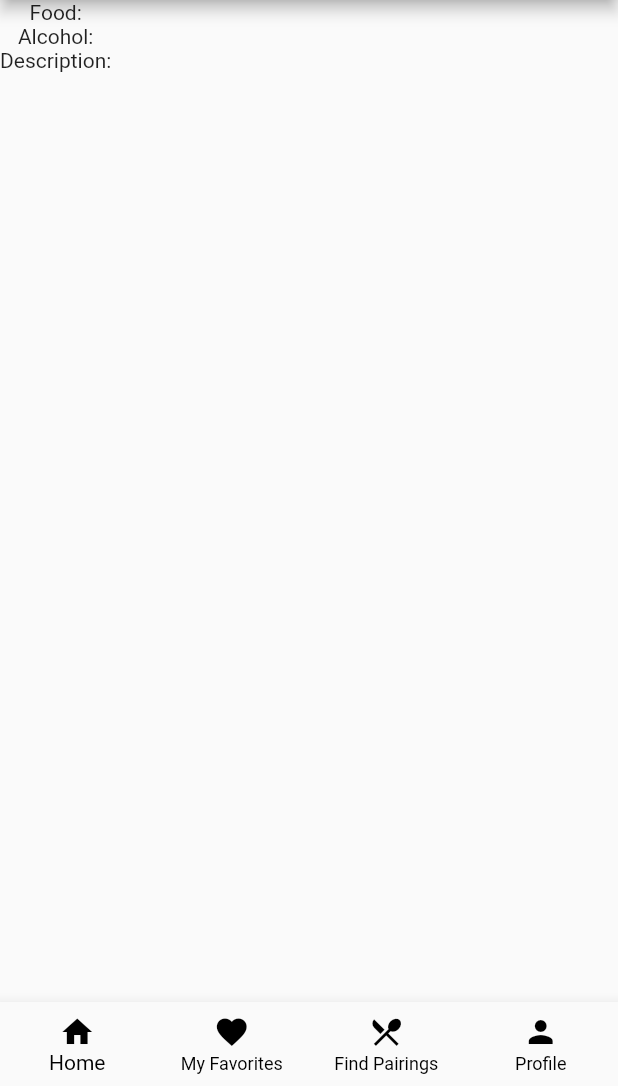
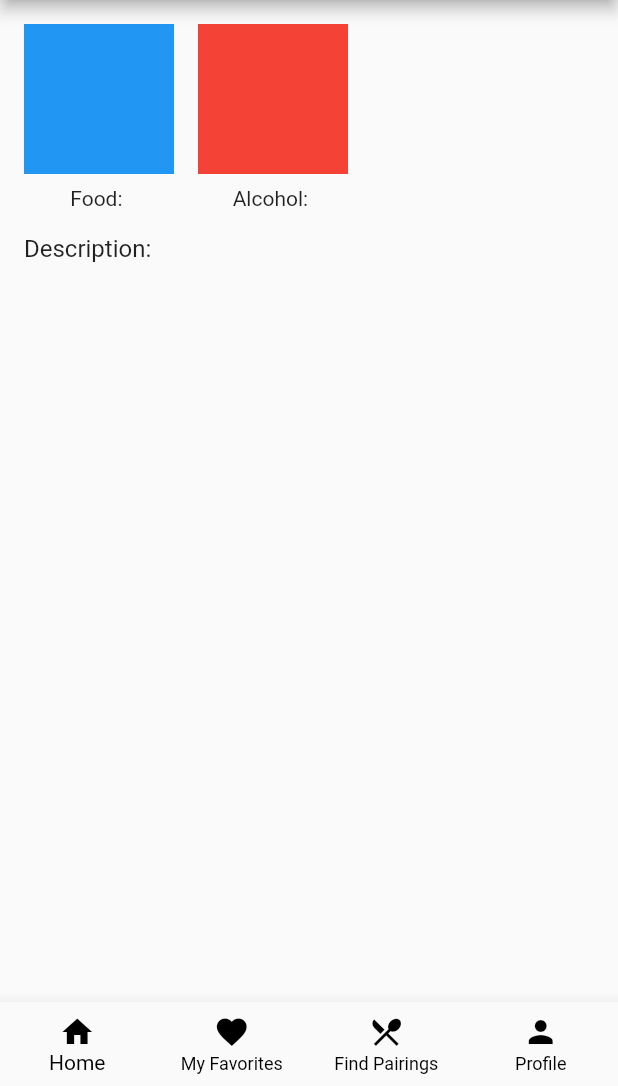
Before and after one commit to RaeClay/flair_pair, a Flutter app: the PairingDetailScreen screen opened directly with empty values, on a phone screen of 412 x 824 dp, the part 150-1236 px from its top. Run offline on Flutter 3.47's test engine with Material 2 defaults, Android fonts, the phone set to English and light mode, and no system bars; our stand-ins replace carousel_slider, google_fonts.

Commit message:
added img containers for food and bev

```diff
--- a/lib/view/pairing_detail_screen.dart
+++ b/lib/view/pairing_detail_screen.dart
@@ -5,7 +5,7 @@ import 'package:flair_pair/viewmodel/bottom_navbar_vm.dart';
 
 
 class PairingDetailScreen extends StatelessWidget {
-  final BottomNavBarVM viewModel = BottomNavBarVM();
+  final BottomNavBarVM _viewModel = BottomNavBarVM();
   final String foodName;
   final String alcoholName;
   final String pairingDescription;
@@ -18,18 +18,54 @@ class PairingDetailScreen extends StatelessWidget {
 
   @override
   Widget build(BuildContext context) {
-    // Implement your PairingDetailScreen UI here
     return Scaffold(
       appBar: CustomAppBar(),
-      body: Column(
-        children: [
-          Text('Food: $foodName'),
-          Text('Alcohol: $alcoholName'),
-          Text('Description: $pairingDescription'),
-          // Add more details as needed
-        ],
+      body: Padding(
+        padding: const EdgeInsets.all(16.0),
+        child: Column(
+          crossAxisAlignment: CrossAxisAlignment.stretch,
+          children: [
+            Row(
+              children: [
+                Column(
+                  crossAxisAlignment: CrossAxisAlignment.center,
+                  children: [
+                    Container(
+                      width: 100,
+                      height: 100,
+                      color: Colors.blue, // Replace with your image or asset
+                      // Add image or asset decoration
+                    ),
+                    SizedBox(height: 8.0),
+                    Text('Food: $foodName'),
+                  ],
+                ),
+                SizedBox(width: 16.0),
+                Column(
+                  crossAxisAlignment: CrossAxisAlignment.center,
+                  children: [
+                    Container(
+                      width: 100,
+                      height: 100,
+                      color: Colors.red, // Replace with your image or asset
+                      // Add image or asset decoration
+                    ),
+                    SizedBox(height: 8.0),
+                    Text('Alcohol: $alcoholName'),
+                  ],
+                ),
+              ],
+            ),
+            SizedBox(height: 16.0),
+            Text(
+              'Description: $pairingDescription',
+              style: TextStyle(fontSize: 16.0),
+            ),
+            // Add more details as needed
+          ],
+        ),
       ),
-      bottomNavigationBar: BottomNavBar(viewModel: viewModel, context: context),
+    bottomNavigationBar: BottomNavBar(viewModel: _viewModel, context: context),
     );
   }
 }
```
